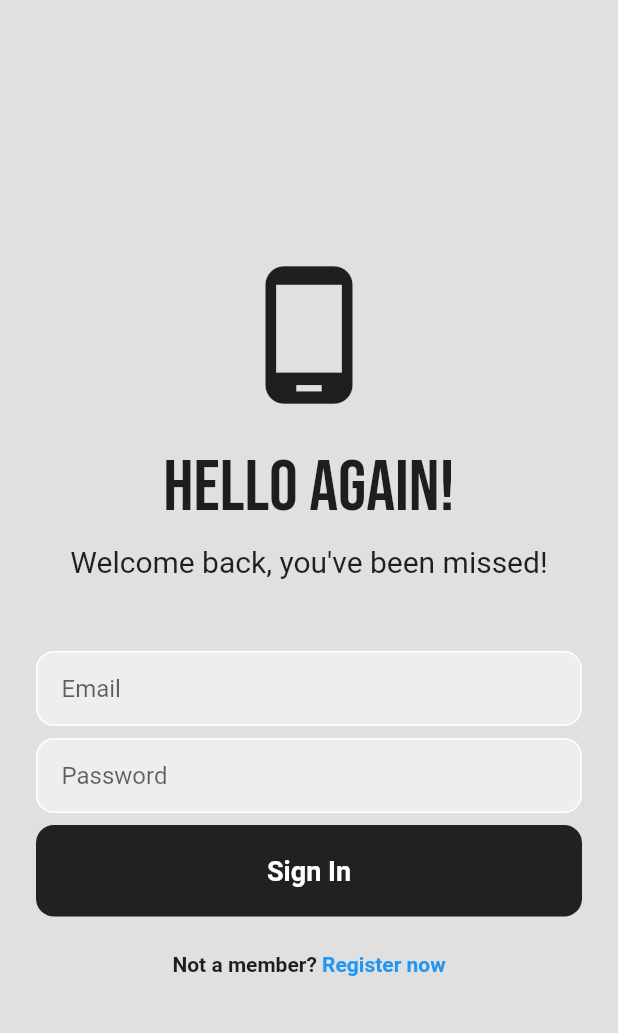
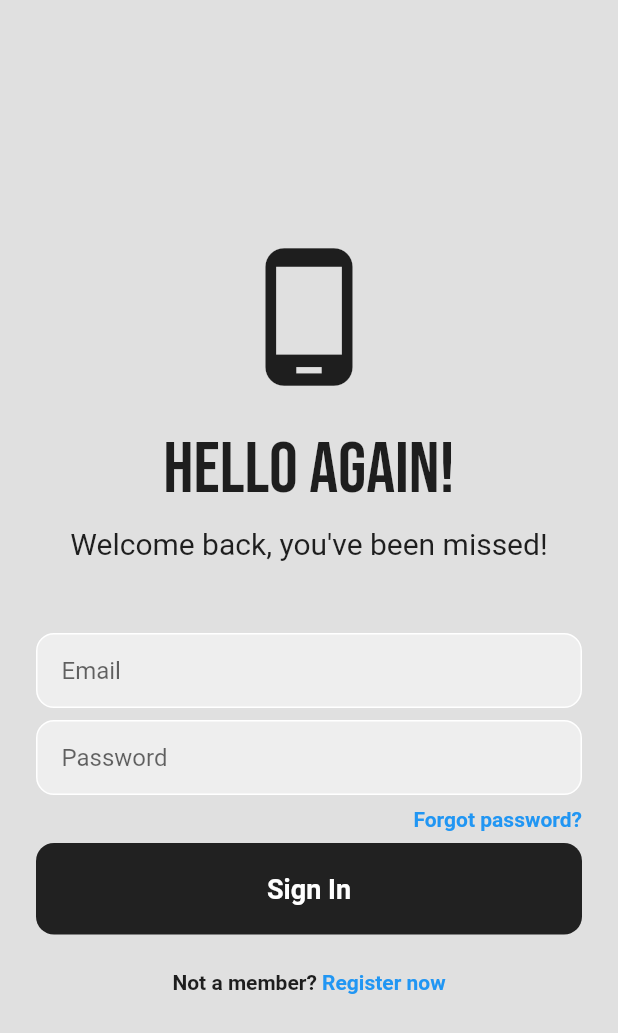
Before and after one commit to shakalsky/firebase_practice, a Flutter app: the screen it shows after launch, on a phone screen of 412 x 824 dp. Shown: the top 1033 px of the screen. Run offline on Flutter 3.47's test engine with Material 2 defaults, Android fonts, the phone set to English and light mode, and no system bars; our stand-ins replace bloc, firebase_auth, firebase_core, flutter_bloc, google_fonts; accounts and stored records are empty.

Commit message:
password reset page

```diff
--- a/firebase_practice/lib/presentation/app.dart
+++ b/firebase_practice/lib/presentation/app.dart
@@ -1,4 +1,5 @@
 import 'package:firebase_practice/presentation/pages/authorization/login_page.dart';
+import 'package:firebase_practice/presentation/pages/home/home_page.dart';
 import 'package:flutter/material.dart';
 
 class MyApp extends StatelessWidget {
@@ -8,7 +9,7 @@ class MyApp extends StatelessWidget {
   Widget build(BuildContext context) {
     return const MaterialApp(
       debugShowCheckedModeBanner: false,
-      home: LoginPage(),
+      home: HomePage(),
     );
   }
 }
--- /dev/null
+++ b/firebase_practice/lib/presentation/pages/authorization/authorization_block/authorization_bloc.dart
@@ -0,0 +1,24 @@
+import 'package:bloc/bloc.dart';
+
+part 'authorization_event.dart';
+part 'authorization_state.dart';
+
+class AuthorizationBloc extends Bloc<AuthorizationEvent, AuthorizationState> {
+  AuthorizationBloc() : super(AuthorizationState.initial()) {
+    on<AuthorizationActionSwitched>(
+      _onAuthorizationActionSwitched,
+    );
+  }
+
+  void _onAuthorizationActionSwitched(
+    AuthorizationActionSwitched event,
+    Emitter<AuthorizationState> emit,
+  ) {
+    print('object');
+    emit(
+      state.copyWith(
+        showLoginPage: !state.showLoginPage,
+      ),
+    );
+  }
+}
--- /dev/null
+++ b/firebase_practice/lib/presentation/pages/authorization/authorization_block/authorization_event.dart
@@ -0,0 +1,5 @@
+part of 'authorization_bloc.dart';
+
+abstract class AuthorizationEvent {}
+
+class AuthorizationActionSwitched extends AuthorizationEvent {}
--- /dev/null
+++ b/firebase_practice/lib/presentation/pages/authorization/authorization_block/authorization_state.dart
@@ -0,0 +1,19 @@
+part of 'authorization_bloc.dart';
+
+class AuthorizationState {
+  final bool showLoginPage;
+
+  AuthorizationState.initial() : this(showLoginPage: true);
+
+  AuthorizationState({
+    required this.showLoginPage,
+  });
+
+  AuthorizationState copyWith({
+    bool? showLoginPage,
+  }) {
+    return AuthorizationState(
+      showLoginPage: showLoginPage ?? this.showLoginPage,
+    );
+  }
+}
--- /dev/null
+++ b/firebase_practice/lib/presentation/pages/authorization/authorization_page.dart
@@ -0,0 +1,28 @@
+import 'package:flutter/material.dart';
+import 'package:firebase_practice/presentation/pages/authorization/authorization_block/authorization_bloc.dart';
+import 'package:firebase_practice/presentation/pages/authorization/login_page.dart';
+import 'package:firebase_practice/presentation/pages/authorization/registration_page.dart';
+import 'package:flutter_bloc/flutter_bloc.dart';
+
+class AuthPage extends StatefulWidget {
+  const AuthPage({super.key});
+
+  @override
+  State<AuthPage> createState() => _AuthPageState();
+}
+
+class _AuthPageState extends State<AuthPage> {
+  final AuthorizationBloc authorizationBloc = AuthorizationBloc();
+
+  @override
+  Widget build(BuildContext context) {
+    return BlocProvider(
+      create: (_) => authorizationBloc,
+      child: BlocBuilder<AuthorizationBloc, AuthorizationState>(
+        builder: (context, state) {
+          return state.showLoginPage ? const LoginPage() : const RegistrationPage();
+        },
+      ),
+    );
+  }
+}
--- a/firebase_practice/lib/presentation/pages/authorization/login_page.dart
+++ b/firebase_practice/lib/presentation/pages/authorization/login_page.dart
@@ -1,4 +1,8 @@
+import 'package:firebase_auth/firebase_auth.dart';
+import 'package:firebase_practice/presentation/pages/authorization/authorization_block/authorization_bloc.dart';
+import 'package:firebase_practice/presentation/pages/authorization/passord_recovery_page.dart';
 import 'package:flutter/material.dart';
+import 'package:flutter_bloc/flutter_bloc.dart';
 import 'package:google_fonts/google_fonts.dart';
 
 class LoginPage extends StatefulWidget {
@@ -9,11 +13,37 @@ class LoginPage extends StatefulWidget {
 }
 
 class _LoginPageState extends State<LoginPage> {
+  final _emailTextController = TextEditingController();
+  final _passwordTextController = TextEditingController();
+
+  Future signIn() async {
+    await FirebaseAuth.instance.signInWithEmailAndPassword(
+      email: _emailTextController.text.trim(),
+      password: _passwordTextController.text.trim(),
+    );
+  }
+
+  @override
+  void dispose() {
+    _emailTextController.dispose();
+    _passwordTextController.dispose();
+    super.dispose();
+  }
+
   @override
   Widget build(BuildContext context) {
+    return BlocBuilder<AuthorizationBloc, AuthorizationState>(
+      builder: (context, state) {
         return Scaffold(
           backgroundColor: Colors.grey[300],
-      body: SafeArea(
+          body: _body(),
+        );
+      },
+    );
+  }
+
+  Widget _body() {
+    return SafeArea(
       child: Center(
         child: SingleChildScrollView(
           child: Padding(
@@ -54,13 +84,14 @@ class _LoginPageState extends State<LoginPage> {
                       ),
                       borderRadius: BorderRadius.circular(12.0),
                     ),
-                      child: const Padding(
-                        padding: EdgeInsets.only(left: 16.0),
+                    child: Padding(
+                      padding: const EdgeInsets.only(left: 16.0),
                       child: TextField(
-                          decoration: InputDecoration(
+                        decoration: const InputDecoration(
                           border: InputBorder.none,
                           hintText: 'Email',
                         ),
+                        controller: _emailTextController,
                       ),
                     ),
                   ),
@@ -78,14 +109,38 @@ class _LoginPageState extends State<LoginPage> {
                       ),
                       borderRadius: BorderRadius.circular(12.0),
                     ),
-                      child: const Padding(
-                        padding: EdgeInsets.only(left: 16.0),
+                    child: Padding(
+                      padding: const EdgeInsets.only(left: 16.0),
                       child: TextField(
                         obscureText: true,
-                          decoration: InputDecoration(
+                        decoration: const InputDecoration(
                           border: InputBorder.none,
                           hintText: 'Password',
                         ),
+                        controller: _passwordTextController,
+                      ),
+                    ),
+                  ),
+                ),
+                const SizedBox(
+                  height: 8.0,
+                ),
+                Container(
+                  alignment: Alignment.centerRight,
+                  width: double.infinity,
+                  padding: const EdgeInsets.symmetric(horizontal: 24.0),
+                  child: GestureDetector(
+                    onTap: () => Navigator.push(
+                      context,
+                      MaterialPageRoute(
+                        builder: (context) => const PasswordRecoveryPage(),
+                      ),
+                    ),
+                    child: const Text(
+                      'Forgot password?',
+                      style: TextStyle(
+                        color: Colors.blue,
+                        fontWeight: FontWeight.bold,
                       ),
                     ),
                   ),
@@ -95,6 +150,8 @@ class _LoginPageState extends State<LoginPage> {
                 ),
                 Padding(
                   padding: const EdgeInsets.symmetric(horizontal: 24.0),
+                  child: GestureDetector(
+                    onTap: () => signIn(),
                     child: Container(
                       padding: const EdgeInsets.all(20.0),
                       decoration: BoxDecoration(
@@ -113,23 +170,29 @@ class _LoginPageState extends State<LoginPage> {
                       ),
                     ),
                   ),
+                ),
                 const SizedBox(
                   height: 24.0,
                 ),
                 Row(
                   mainAxisAlignment: MainAxisAlignment.center,
-                    children: const [
-                      Text(
+                  children: [
+                    const Text(
                       'Not a member?',
                       style: TextStyle(
                         fontWeight: FontWeight.bold,
                       ),
                     ),
-                      Text(
+                    GestureDetector(
+                      onTap: () => context.read<AuthorizationBloc>().add(
+                            AuthorizationActionSwitched(),
+                          ),
+                      child: const Text(
                         ' Register now',
                         style: TextStyle(
                           color: Colors.blue,
                           fontWeight: FontWeight.bold,
+                        ),
                       ),
                     )
                   ],
@@ -139,7 +202,6 @@ class _LoginPageState extends State<LoginPage> {
           ),
         ),
       ),
-      ),
     );
   }
 }
--- /dev/null
+++ b/firebase_practice/lib/presentation/pages/home/home_page.dart
@@ -0,0 +1,62 @@
+import 'package:firebase_auth/firebase_auth.dart';
+import 'package:firebase_practice/presentation/pages/authorization/authorization_page.dart';
+import 'package:flutter/material.dart';
+
+class HomePage extends StatelessWidget {
+  const HomePage({Key? key}) : super(key: key);
+
+  @override
+  Widget build(BuildContext context) {
+    return WillPopScope(
+      onWillPop: () async {
+        return false;
+      },
+      child: Scaffold(
+        body: StreamBuilder<User?>(
+          stream: FirebaseAuth.instance.authStateChanges(),
+          builder: (context, snapshot) {
+            if (snapshot.hasData) {
+              return Center(
+                child: Column(
+                  mainAxisSize: MainAxisSize.max,
+                  mainAxisAlignment: MainAxisAlignment.center,
+                  children: [
+                    Text(FirebaseAuth.instance.currentUser!.email!),
+                    const SizedBox(
+                      height: 8.0,
+                    ),
+                    Padding(
+                      padding: const EdgeInsets.symmetric(horizontal: 24.0),
+                      child: GestureDetector(
+                        onTap: () => FirebaseAuth.instance.signOut(),
+                        child: Container(
+                          padding: const EdgeInsets.all(20.0),
+                          decoration: BoxDecoration(
+                            color: Colors.grey[900],
+                            borderRadius: BorderRadius.circular(12.0),
+                          ),
+                          child: const Center(
+                            child: Text(
+                              'Sign out',
+                              style: TextStyle(
+                                color: Colors.white,
+                                fontWeight: FontWeight.bold,
+                                fontSize: 18.0,
+                              ),
+                            ),
+                          ),
+                        ),
+                      ),
+                    ),
+                  ],
+                ),
+              );
+            } else {
+              return const AuthPage();
+            }
+          },
+        ),
+      ),
+    );
+  }
+}
```
Also changed, not shown: firebase_practice/lib/presentation/pages/authorization/passord_recovery_page.dart (added, +102 -0 lines), firebase_practice/lib/presentation/pages/authorization/registration_page.dart (+189 -0 lines), firebase_practice/lib/presentation/pages/authorization/authorization_state.dart (deleted), firebase_practice/lib/presentation/pages/home/home_block.dart (added), firebase_practice/lib/presentation/pages/home/home_state.dart (added). Lines whose indentation alone changed are shown as unchanged.
